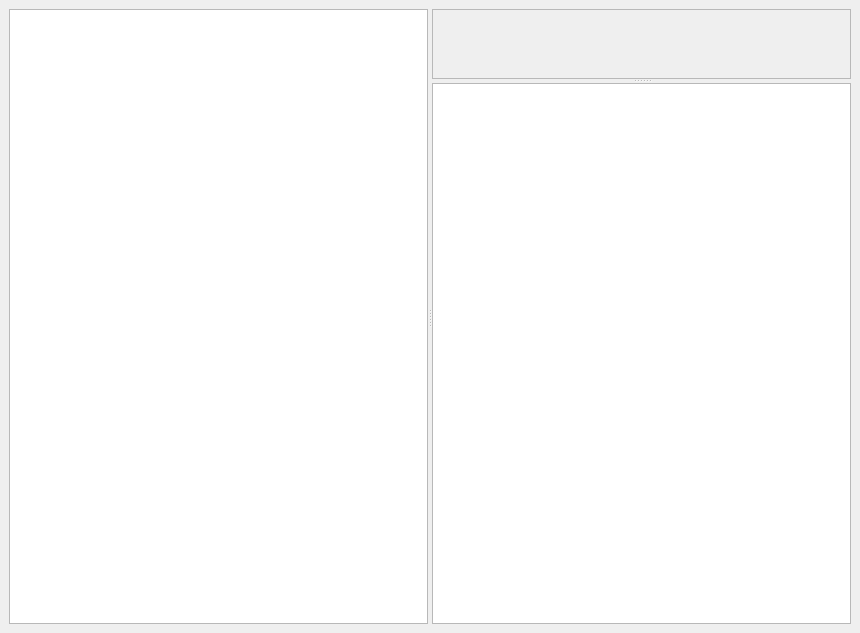
The window that desktop/viewimageswindow.ui (davidrg/zxweather) describes before a commit, drawn with Qt 5.
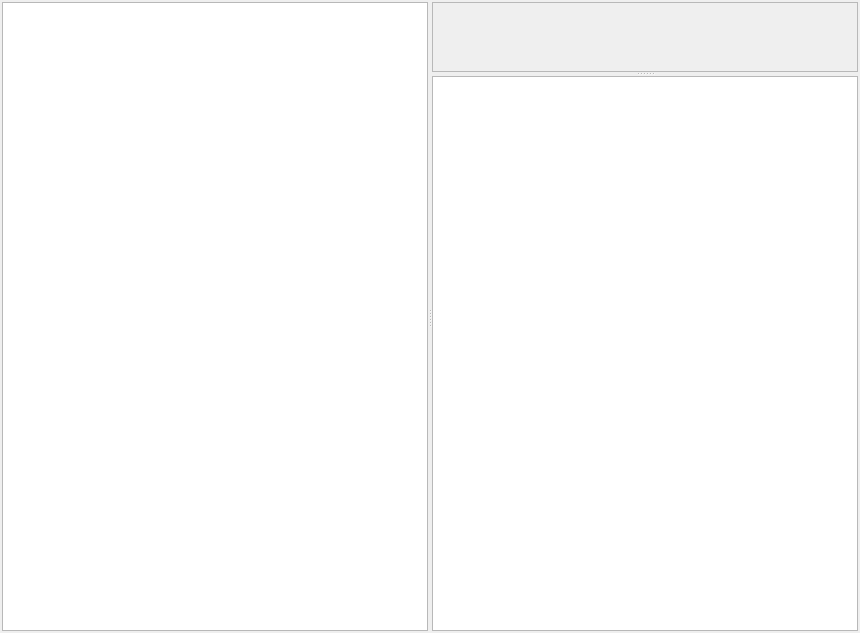
The same window after the commit. Icons and pictures are not drawn. Custom widgets are drawn as their Qt base class.

Commit message: Make popup image window maintain the correct aspect ratio

Patch:
```diff
--- a/desktop/viewimageswindow.ui
+++ b/desktop/viewimageswindow.ui
@@ -19,12 +19,27 @@
   </property>
   <widget class="QWidget" name="centralwidget">
    <layout class="QGridLayout" name="gridLayout_4">
+    <property name="leftMargin">
+     <number>2</number>
+    </property>
+    <property name="topMargin">
+     <number>2</number>
+    </property>
+    <property name="rightMargin">
+     <number>2</number>
+    </property>
+    <property name="bottomMargin">
+     <number>2</number>
+    </property>
     <item row="0" column="0">
      <widget class="QSplitter" name="splitter_2">
       <property name="orientation">
        <enum>Qt::Horizontal</enum>
       </property>
       <widget class="QTreeView" name="tvImageSet">
+       <property name="frameShadow">
+        <enum>QFrame::Plain</enum>
+       </property>
        <property name="editTriggers">
         <set>QAbstractItemView::NoEditTriggers</set>
        </property>
@@ -46,6 +61,12 @@
         <enum>Qt::Vertical</enum>
        </property>
        <widget class="QScrollArea" name="scrollArea">
+        <property name="frameShape">
+         <enum>QFrame::StyledPanel</enum>
+        </property>
+        <property name="frameShadow">
+         <enum>QFrame::Plain</enum>
+        </property>
         <property name="widgetResizable">
          <bool>true</bool>
         </property>
@@ -54,8 +75,8 @@
           <rect>
            <x>0</x>
            <y>0</y>
-           <width>416</width>
-           <height>87</height>
+           <width>423</width>
+           <height>69</height>
           </rect>
          </property>
          <layout class="QGridLayout" name="gridLayout_3">
@@ -91,6 +112,12 @@
         <property name="acceptDrops">
          <bool>false</bool>
         </property>
+        <property name="frameShape">
+         <enum>QFrame::StyledPanel</enum>
+        </property>
+        <property name="frameShadow">
+         <enum>QFrame::Plain</enum>
+        </property>
         <property name="editTriggers">
          <set>QAbstractItemView::NoEditTriggers</set>
         </property>
```
Left out of the diff: 2 changed lines with no effect on the pictures. The commit also changes 2 other files.
